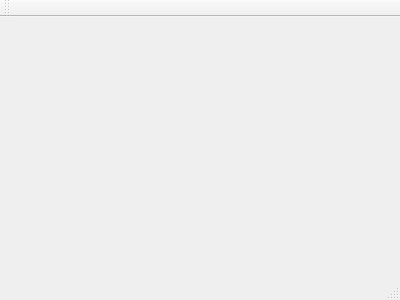
Qt form TUI/mainwindow.ui (halleyhuo/ccmNew) before a commit.
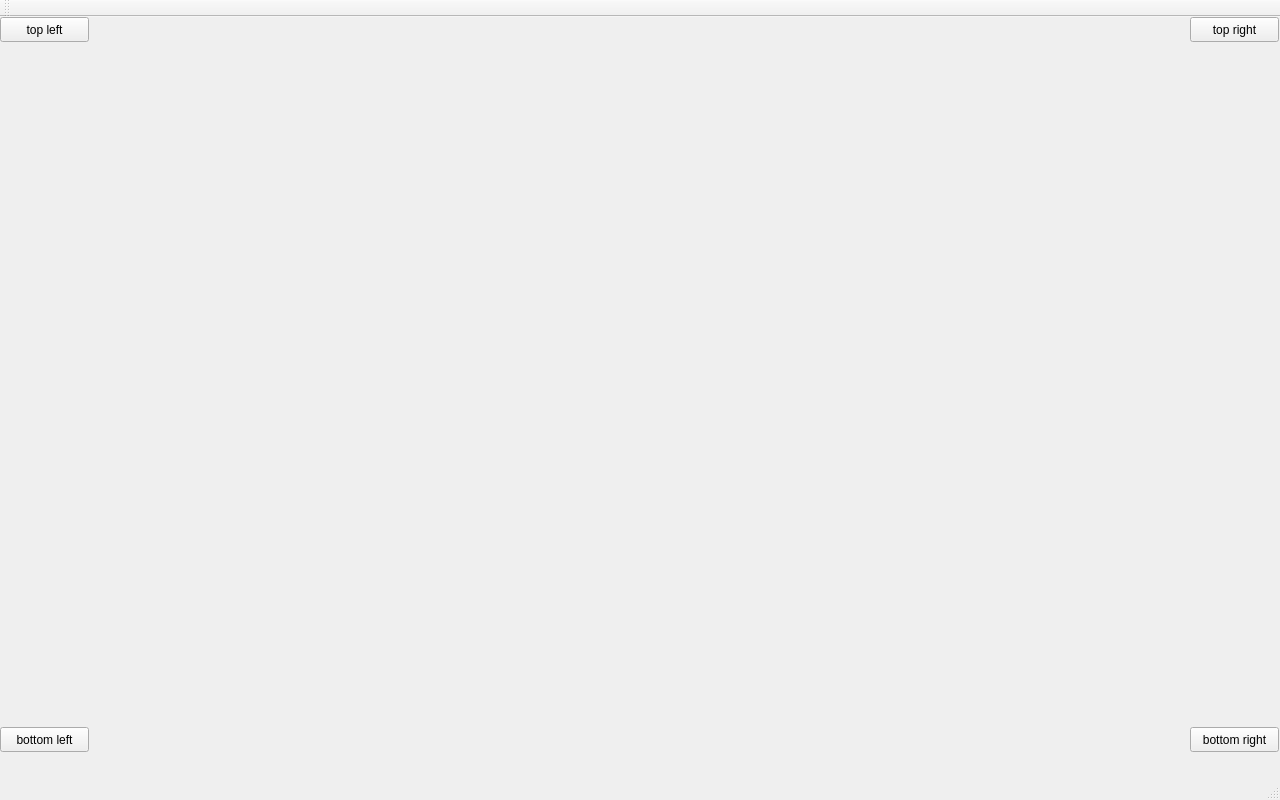
The same form after that commit.

```diff
--- a/TUI/mainwindow.ui
+++ b/TUI/mainwindow.ui
@@ -1,24 +1,92 @@
 <ui version="4.0">
  <class>MainWindow</class>
- <widget class="QMainWindow" name="MainWindow" >
-  <property name="geometry" >
+ <widget class="QMainWindow" name="MainWindow">
+  <property name="geometry">
    <rect>
     <x>0</x>
     <y>0</y>
-    <width>400</width>
-    <height>300</height>
+    <width>1280</width>
+    <height>800</height>
    </rect>
   </property>
   <property name="windowTitle" >
    <string>MainWindow</string>
   </property>
-  <widget class="QMenuBar" name="menuBar" />
-  <widget class="QToolBar" name="mainToolBar" />
-  <widget class="QWidget" name="centralWidget" />
-  <widget class="QStatusBar" name="statusBar" />
+  <widget class="QWidget" name="centralWidget">
+   <widget class="QPushButton" name="pushButton_2">
+    <property name="geometry">
+     <rect>
+      <x>1190</x>
+      <y>0</y>
+      <width>89</width>
+      <height>25</height>
+     </rect>
+    </property>
+    <property name="text">
+     <string>top right</string>
+    </property>
+   </widget>
+   <widget class="QPushButton" name="pushButton_4">
+    <property name="geometry">
+     <rect>
+      <x>0</x>
+      <y>0</y>
+      <width>89</width>
+      <height>25</height>
+     </rect>
+    </property>
+    <property name="text">
+     <string>top left</string>
+    </property>
+   </widget>
+   <widget class="QPushButton" name="pushButton_7">
+    <property name="geometry">
+     <rect>
+      <x>0</x>
+      <y>710</y>
+      <width>89</width>
+      <height>25</height>
+     </rect>
+    </property>
+    <property name="text">
+     <string>bottom left</string>
+    </property>
+   </widget>
+   <widget class="QPushButton" name="pushButton_8">
+    <property name="geometry">
+     <rect>
+      <x>1190</x>
+      <y>710</y>
+      <width>89</width>
+      <height>25</height>
+     </rect>
+    </property>
+    <property name="text">
+     <string>bottom right</string>
+    </property>
+   </widget>
+  </widget>
+  <widget class="QMenuBar" name="menuBar">
+   <property name="geometry">
+    <rect>
+     <x>0</x>
+     <y>0</y>
+     <width>1280</width>
+     <height>22</height>
+    </rect>
+   </property>
+  </widget>
+  <widget class="QToolBar" name="mainToolBar">
+   <attribute name="toolBarArea">
+    <enum>TopToolBarArea</enum>
+   </attribute>
+   <attribute name="toolBarBreak">
+    <bool>false</bool>
+   </attribute>
+  </widget>
+  <widget class="QStatusBar" name="statusBar"/>
  </widget>
- <layoutDefault spacing="6" margin="11" />
- <pixmapfunction></pixmapfunction>
+ <layoutdefault spacing="6" margin="11"/>
  <resources/>
  <connections/>
 </ui>
```
Left out of the diff: 3 changed lines with no effect on the pictures.
